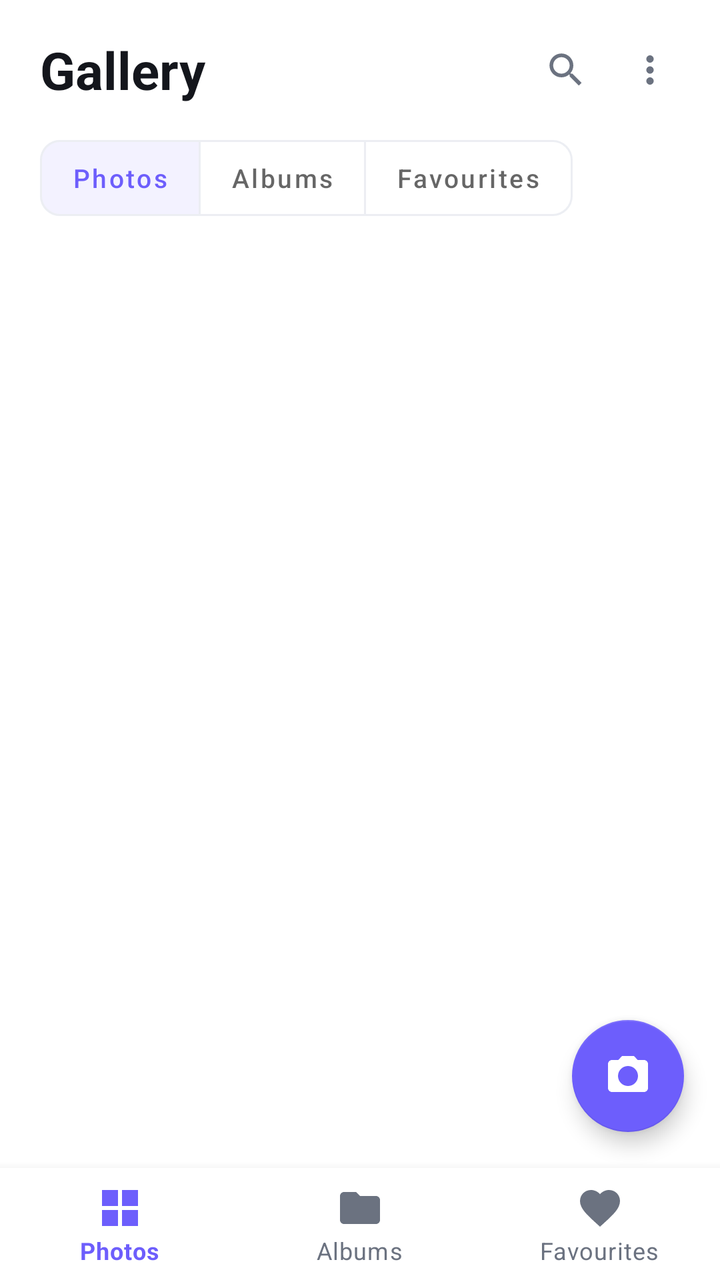
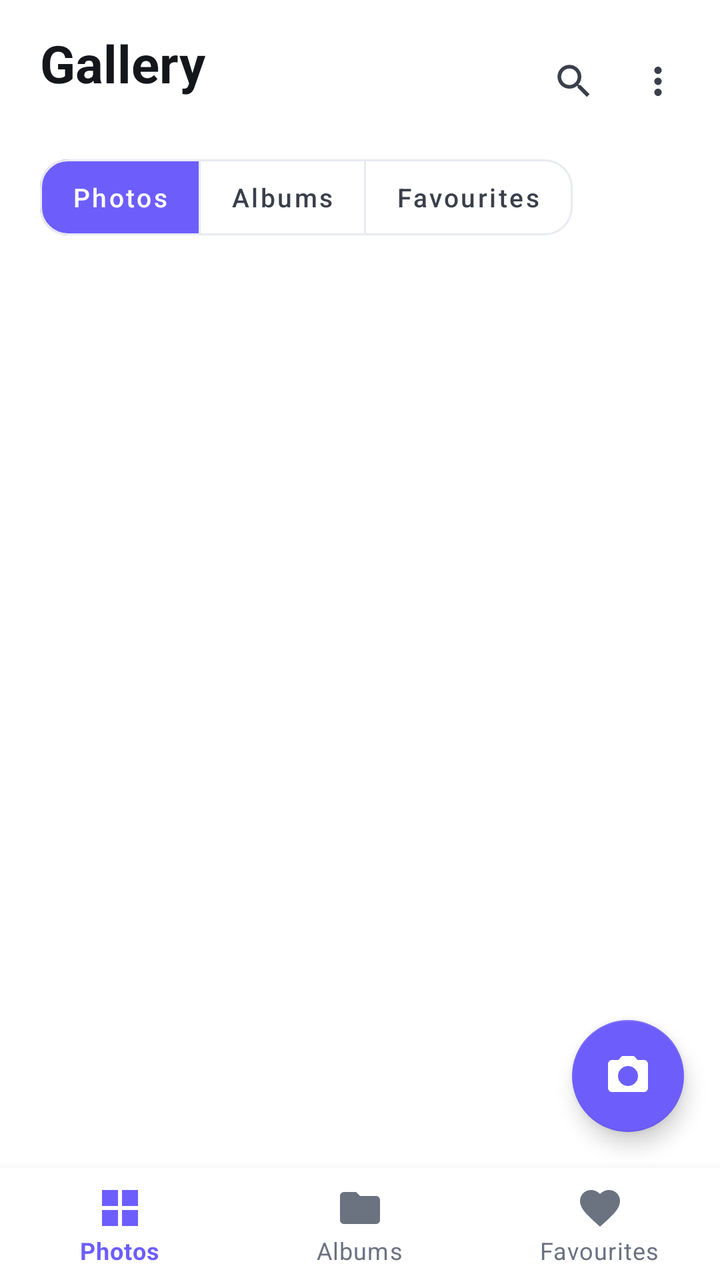

Screens rendered from an Android XML layout before and after an edit, with the pre-edit source and the edit as a unified diff.
<!-- AndroidManifest.xml: application theme Theme.Gallery -->
<!-- res/layout/activity_main.xml -->
<?xml version="1.0" encoding="utf-8"?>
<LinearLayout xmlns:android="http://schemas.android.com/apk/res/android"
    xmlns:app="http://schemas.android.com/apk/res-auto"
    android:layout_width="match_parent"
    android:layout_height="match_parent"
    android:background="@color/white"
    android:orientation="vertical">

    <LinearLayout
        android:layout_width="match_parent"
        android:layout_height="wrap_content"
        android:gravity="center_vertical"
        android:orientation="horizontal"
        android:paddingStart="20dp"
        android:paddingTop="14dp"
        android:paddingEnd="14dp"
        android:paddingBottom="6dp">

        <TextView
            android:id="@+id/title"
            android:layout_width="0dp"
            android:layout_height="wrap_content"
            android:layout_weight="1"
            android:text="@string/app_name"
            android:textColor="@color/ink"
            android:textSize="26sp"
            android:textStyle="bold" />

        <ImageView
            android:id="@+id/btnSearch"
            android:layout_width="42dp"
            android:layout_height="42dp"
            android:background="?attr/selectableItemBackgroundBorderless"
            android:contentDescription="Search"
            android:padding="10dp"
            android:src="@drawable/ic_search"
            app:tint="@color/muted" />

        <ImageView
            android:id="@+id/btnMore"
            android:layout_width="42dp"
            android:layout_height="42dp"
            android:background="?attr/selectableItemBackgroundBorderless"
            android:contentDescription="More"
            android:padding="10dp"
            android:src="@drawable/ic_more"
            app:tint="@color/muted" />
    </LinearLayout>

    <com.google.android.material.button.MaterialButtonToggleGroup
        android:id="@+id/segmented"
        android:layout_width="wrap_content"
        android:layout_height="wrap_content"
        android:layout_marginStart="20dp"
        android:layout_marginTop="8dp"
        android:layout_marginBottom="10dp"
        app:checkedButton="@id/tabPhotos"
        app:selectionRequired="true"
        app:singleSelection="true">

        <com.google.android.material.button.MaterialButton
            android:id="@+id/tabPhotos"
            style="@style/Widget.MaterialComponents.Button.OutlinedButton"
            android:layout_width="wrap_content"
            android:layout_height="38dp"
            android:insetBottom="0dp"
            android:insetTop="0dp"
            android:minWidth="0dp"
            android:paddingStart="16dp"
            android:paddingEnd="16dp"
            android:text="@string/tab_photos"
            android:textAllCaps="false"
            android:textSize="13sp"
            app:cornerRadius="10dp"
            app:strokeColor="@color/line" />

        <com.google.android.material.button.MaterialButton
            android:id="@+id/tabAlbums"
            style="@style/Widget.MaterialComponents.Button.OutlinedButton"
            android:layout_width="wrap_content"
            android:layout_height="38dp"
            android:insetBottom="0dp"
            android:insetTop="0dp"
            android:minWidth="0dp"
            android:paddingStart="16dp"
            android:paddingEnd="16dp"
            android:text="@string/tab_albums"
            android:textAllCaps="false"
            android:textSize="13sp"
            app:cornerRadius="10dp"
            app:strokeColor="@color/line" />

        <com.google.android.material.button.MaterialButton
            android:id="@+id/tabFavs"
            style="@style/Widget.MaterialComponents.Button.OutlinedButton"
            android:layout_width="wrap_content"
            android:layout_height="38dp"
            android:insetBottom="0dp"
            android:insetTop="0dp"
            android:minWidth="0dp"
            android:paddingStart="16dp"
            android:paddingEnd="16dp"
            android:text="@string/tab_favs"
            android:textAllCaps="false"
            android:textSize="13sp"
            app:cornerRadius="10dp"
            app:strokeColor="@color/line" />
    </com.google.android.material.button.MaterialButtonToggleGroup>

    <FrameLayout
        android:layout_width="match_parent"
        android:layout_height="0dp"
        android:layout_weight="1">

        <androidx.recyclerview.widget.RecyclerView
            android:id="@+id/grid"
            android:layout_width="match_parent"
            android:layout_height="match_parent"
            android:clipToPadding="false"
            android:paddingBottom="8dp"
            android:scrollbars="none" />

        <LinearLayout
            android:id="@+id/empty"
            android:layout_width="match_parent"
            android:layout_height="match_parent"
            android:gravity="center"
            android:orientation="vertical"
            android:visibility="gone">

            <ImageView
                android:layout_width="72dp"
                android:layout_height="72dp"
                android:alpha="0.22"
                android:src="@drawable/ic_image"
                app:tint="@color/ink" />

            <TextView
                android:layout_width="wrap_content"
                android:layout_height="wrap_content"
                android:layout_marginTop="14dp"
                android:text="@string/empty_title"
                android:textColor="@color/ink"
                android:textSize="16sp"
                android:textStyle="bold" />

            <TextView
                android:layout_width="wrap_content"
                android:layout_height="wrap_content"
                android:layout_marginTop="6dp"
                android:gravity="center"
                android:paddingStart="32dp"
                android:paddingEnd="32dp"
                android:text="@string/empty_sub"
                android:textColor="@color/muted"
                android:textSize="14sp" />
        </LinearLayout>

        <com.google.android.material.floatingactionbutton.FloatingActionButton
            android:id="@+id/fab"
            android:layout_width="wrap_content"
            android:layout_height="wrap_content"
            android:layout_gravity="bottom|end"
            android:layout_margin="18dp"
            android:contentDescription="Camera"
            android:src="@drawable/ic_camera"
            app:backgroundTint="@color/accent"
            app:fabSize="normal"
            app:tint="@color/white" />
    </FrameLayout>

    <com.google.android.material.bottomnavigation.BottomNavigationView
        android:id="@+id/bottomNav"
        android:layout_width="match_parent"
        android:layout_height="wrap_content"
        android:background="@color/white"
        app:itemIconTint="@color/nav_tint"
        app:itemTextColor="@color/nav_tint"
        app:labelVisibilityMode="labeled"
        app:menu="@menu/bottom_nav" />
</LinearLayout>
<!-- resources referenced by this layout -->
<resources>
  <color name="line">#ECEEF3</color>
  <style name="Theme.Gallery" parent="Theme.MaterialComponents.Light.NoActionBar">
          <item name="colorPrimary">@color/accent</item>
          <item name="colorPrimaryVariant">@color/accentDark</item>
          <item name="colorOnPrimary">@color/white</item>
          <item name="colorSecondary">@color/accent</item>
          <item name="colorAccent">@color/accent</item>
          <item name="android:windowBackground">@color/white</item>
          <item name="android:statusBarColor">@color/white</item>
      </style>
  <!-- unchanged entries left out for length: 15 -->
</resources>

<!-- the commit's change to res/layout/activity_main.xml (unified diff, before → after) -->
@@ -7,24 +7,39 @@
     android:orientation="vertical">
 
     <LinearLayout
+        android:id="@+id/headerRow"
         android:layout_width="match_parent"
         android:layout_height="wrap_content"
         android:gravity="center_vertical"
         android:orientation="horizontal"
         android:paddingStart="20dp"
         android:paddingTop="14dp"
-        android:paddingEnd="14dp"
-        android:paddingBottom="6dp">
-
-        <TextView
-            android:id="@+id/title"
-            android:layout_width="0dp"
-            android:layout_height="wrap_content"
-            android:layout_weight="1"
-            android:text="@string/app_name"
-            android:textColor="@color/ink"
-            android:textSize="26sp"
-            android:textStyle="bold" />
+        android:paddingEnd="10dp"
+        android:paddingBottom="4dp">
+
+        <LinearLayout
+            android:layout_width="0dp"
+            android:layout_height="wrap_content"
+            android:layout_weight="1"
+            android:orientation="vertical">
+
+            <TextView
+                android:id="@+id/title"
+                android:layout_width="wrap_content"
+                android:layout_height="wrap_content"
+                android:text="@string/app_name"
+                android:textColor="@color/ink"
+                android:textSize="26sp"
+                android:textStyle="bold" />
+
+            <TextView
+                android:id="@+id/subtitle"
+                android:layout_width="wrap_content"
+                android:layout_height="wrap_content"
+                android:layout_marginTop="1dp"
+                android:textColor="@color/muted"
+                android:textSize="13sp" />
+        </LinearLayout>
 
         <ImageView
             android:id="@+id/btnSearch"
@@ -34,7 +49,7 @@
             android:contentDescription="Search"
             android:padding="10dp"
             android:src="@drawable/ic_search"
-            app:tint="@color/muted" />
+            app:tint="@color/ink2" />
 
         <ImageView
             android:id="@+id/btnMore"
@@ -44,6 +59,58 @@
             android:contentDescription="More"
             android:padding="10dp"
             android:src="@drawable/ic_more"
+            app:tint="@color/ink2" />
+    </LinearLayout>
+
+    <LinearLayout
+        android:id="@+id/searchRow"
+        android:layout_width="match_parent"
+        android:layout_height="wrap_content"
+        android:gravity="center_vertical"
+        android:orientation="horizontal"
+        android:paddingStart="10dp"
+        android:paddingTop="10dp"
+        android:paddingEnd="10dp"
+        android:paddingBottom="6dp"
+        android:visibility="gone">
+
+        <ImageView
+            android:id="@+id/btnSearchBack"
+            android:layout_width="42dp"
+            android:layout_height="42dp"
+            android:background="?attr/selectableItemBackgroundBorderless"
+            android:contentDescription="Back"
+            android:padding="10dp"
+            android:src="@drawable/ic_back"
+            app:tint="@color/ink" />
+
+        <EditText
+            android:id="@+id/searchInput"
+            android:layout_width="0dp"
+            android:layout_height="wrap_content"
+            android:layout_weight="1"
+            android:background="@drawable/bg_search"
+            android:hint="@string/search_hint"
+            android:imeOptions="actionSearch"
+            android:importantForAutofill="no"
+            android:inputType="text"
+            android:maxLines="1"
+            android:paddingStart="16dp"
+            android:paddingTop="11dp"
+            android:paddingEnd="16dp"
+            android:paddingBottom="11dp"
+            android:textColor="@color/ink"
+            android:textColorHint="@color/muted"
+            android:textSize="15sp" />
+
+        <ImageView
+            android:id="@+id/btnSearchClear"
+            android:layout_width="42dp"
+            android:layout_height="42dp"
+            android:background="?attr/selectableItemBackgroundBorderless"
+            android:contentDescription="Clear"
+            android:padding="11dp"
+            android:src="@drawable/ic_close"
             app:tint="@color/muted" />
     </LinearLayout>
 
@@ -70,9 +137,12 @@
             android:paddingEnd="16dp"
             android:text="@string/tab_photos"
             android:textAllCaps="false"
+            android:textColor="@color/tab_text"
             android:textSize="13sp"
-            app:cornerRadius="10dp"
-            app:strokeColor="@color/line" />
+            app:backgroundTint="@color/tab_bg"
+            app:cornerRadius="14dp"
+            app:strokeColor="@color/line"
+            app:strokeWidth="1dp" />
 
         <com.google.android.material.button.MaterialButton
             android:id="@+id/tabAlbums"
@@ -86,9 +156,12 @@
             android:paddingEnd="16dp"
             android:text="@string/tab_albums"
             android:textAllCaps="false"
+            android:textColor="@color/tab_text"
             android:textSize="13sp"
-            app:cornerRadius="10dp"
-            app:strokeColor="@color/line" />
+            app:backgroundTint="@color/tab_bg"
+            app:cornerRadius="14dp"
+            app:strokeColor="@color/line"
+            app:strokeWidth="1dp" />
 
         <com.google.android.material.button.MaterialButton
             android:id="@+id/tabFavs"
@@ -102,10 +175,57 @@
             android:paddingEnd="16dp"
             android:text="@string/tab_favs"
             android:textAllCaps="false"
+            android:textColor="@color/tab_text"
             android:textSize="13sp"
-            app:cornerRadius="10dp"
-            app:strokeColor="@color/line" />
+            app:backgroundTint="@color/tab_bg"
+            app:cornerRadius="14dp"
+            app:strokeColor="@color/line"
+            app:strokeWidth="1dp" />
     </com.google.android.material.button.MaterialButtonToggleGroup>
+
+    <LinearLayout
+        android:id="@+id/selectionBar"
+        android:layout_width="match_parent"
+        android:layout_height="wrap_content"
+        android:gravity="center_vertical"
+        android:orientation="horizontal"
+        android:paddingStart="8dp"
+        android:paddingTop="8dp"
+        android:paddingEnd="14dp"
+        android:paddingBottom="6dp"
+        android:visibility="gone">
+
+        <ImageView
+            android:id="@+id/btnSelClose"
+            android:layout_width="42dp"
+            android:layout_height="42dp"
+            android:background="?attr/selectableItemBackgroundBorderless"
+            android:contentDescription="Close"
+            android:padding="10dp"
+            android:src="@drawable/ic_close"
+            app:tint="@color/ink" />
+
+        <TextView
+            android:id="@+id/selCount"
+            android:layout_width="0dp"
+            android:layout_height="wrap_content"
+            android:layout_weight="1"
+            android:paddingStart="6dp"
+            android:textColor="@color/ink"
+            android:textSize="17sp"
+            android:textStyle="bold" />
+
+        <TextView
+            android:id="@+id/btnSelectAll"
+            android:layout_width="wrap_content"
+            android:layout_height="wrap_content"
+            android:background="?attr/selectableItemBackgroundBorderless"
+            android:padding="8dp"
+            android:text="@string/select_all"
+            android:textColor="@color/accent"
+            android:textSize="14sp"
+            android:textStyle="bold" />
+    </LinearLayout>
 
     <FrameLayout
         android:layout_width="match_parent"
@@ -117,8 +237,31 @@
             android:layout_width="match_parent"
             android:layout_height="match_parent"
             android:clipToPadding="false"
-            android:paddingBottom="8dp"
+            android:paddingBottom="10dp"
             android:scrollbars="none" />
+
+        <LinearLayout
+            android:id="@+id/loading"
+            android:layout_width="match_parent"
+            android:layout_height="match_parent"
+            android:gravity="center"
+            android:orientation="vertical"
+            android:visibility="gone">
+
+            <com.google.android.material.progressindicator.CircularProgressIndicator
+                android:layout_width="wrap_content"
+                android:layout_height="wrap_content"
+                android:indeterminate="true"
+                app:indicatorColor="@color/accent" />
+
+            <TextView
+                android:layout_width="wrap_content"
+                android:layout_height="wrap_content"
+                android:layout_marginTop="14dp"
+                android:text="@string/loading"
+                android:textColor="@color/muted"
+                android:textSize="14sp" />
+        </LinearLayout>
 
         <LinearLayout
             android:id="@+id/empty"
@@ -129,13 +272,15 @@
             android:visibility="gone">
 
             <ImageView
+                android:id="@+id/emptyIcon"
                 android:layout_width="72dp"
                 android:layout_height="72dp"
-                android:alpha="0.22"
+                android:alpha="0.2"
                 android:src="@drawable/ic_image"
                 app:tint="@color/ink" />
 
             <TextView
+                android:id="@+id/emptyTitle"
                 android:layout_width="wrap_content"
                 android:layout_height="wrap_content"
                 android:layout_marginTop="14dp"
@@ -145,15 +290,28 @@
                 android:textStyle="bold" />
 
             <TextView
+                android:id="@+id/emptySub"
                 android:layout_width="wrap_content"
                 android:layout_height="wrap_content"
                 android:layout_marginTop="6dp"
                 android:gravity="center"
-                android:paddingStart="32dp"
-                android:paddingEnd="32dp"
+                android:paddingStart="34dp"
+                android:paddingEnd="34dp"
                 android:text="@string/empty_sub"
                 android:textColor="@color/muted"
                 android:textSize="14sp" />
+
+            <com.google.android.material.button.MaterialButton
+                android:id="@+id/btnGrant"
+                android:layout_width="wrap_content"
+                android:layout_height="wrap_content"
+                android:layout_marginTop="18dp"
+                android:text="@string/grant"
+                android:textAllCaps="false"
+                android:textColor="@color/white"
+                android:visibility="gone"
+                app:backgroundTint="@color/accent"
+                app:cornerRadius="14dp" />
         </LinearLayout>
 
         <com.google.android.material.floatingactionbutton.FloatingActionButton
@@ -169,6 +327,93 @@
             app:tint="@color/white" />
     </FrameLayout>
 
+    <LinearLayout
+        android:id="@+id/selectionActions"
+        android:layout_width="match_parent"
+        android:layout_height="wrap_content"
+        android:background="@color/white"
+        android:elevation="8dp"
+        android:orientation="horizontal"
+        android:paddingTop="10dp"
+        android:paddingBottom="12dp"
+        android:visibility="gone">
+
+        <LinearLayout
+            android:id="@+id/selShare"
+            android:layout_width="0dp"
+            android:layout_height="wrap_content"
+            android:layout_weight="1"
+            android:background="?attr/selectableItemBackgroundBorderless"
+            android:gravity="center"
+            android:orientation="vertical"
+            android:padding="6dp">
+
+            <ImageView
+                android:layout_width="24dp"
+                android:layout_height="24dp"
+                android:src="@drawable/ic_share"
+                app:tint="@color/ink2" />
+
+            <TextView
+                android:layout_width="wrap_content"
+                android:layout_height="wrap_content"
+                android:layout_marginTop="4dp"
+                android:text="@string/share"
+                android:textColor="@color/ink2"
+                android:textSize="12sp" />
+        </LinearLayout>
+
+        <LinearLayout
+            android:id="@+id/selDelete"
+            android:layout_width="0dp"
+            android:layout_height="wrap_content"
+            android:layout_weight="1"
+            android:background="?attr/selectableItemBackgroundBorderless"
+            android:gravity="center"
+            android:orientation="vertical"
+            android:padding="6dp">
+
+            <ImageView
+                android:layout_width="24dp"
+                android:layout_height="24dp"
+                android:src="@drawable/ic_delete"
+                app:tint="@color/ink2" />
+
+            <TextView
+                android:layout_width="wrap_content"
+                android:layout_height="wrap_content"
+                android:layout_marginTop="4dp"
+                android:text="@string/delete"
+                android:textColor="@color/ink2"
+                android:textSize="12sp" />
+        </LinearLayout>
+
+        <LinearLayout
+            android:id="@+id/selFav"
+            android:layout_width="0dp"
+            android:layout_height="wrap_content"
+            android:layout_weight="1"
+            android:background="?attr/selectableItemBackgroundBorderless"
+            android:gravity="center"
+            android:orientation="vertical"
+            android:padding="6dp">
+
+            <ImageView
+                android:layout_width="24dp"
+                android:layout_height="24dp"
+                android:src="@drawable/ic_heart"
+                app:tint="@color/ink2" />
+
+            <TextView
+                android:layout_width="wrap_content"
+                android:layout_height="wrap_content"
+                android:layout_marginTop="4dp"
+                android:text="@string/favourite"
+                android:textColor="@color/ink2"
+                android:textSize="12sp" />
+        </LinearLayout>
+    </LinearLayout>
+
     <com.google.android.material.bottomnavigation.BottomNavigationView
         android:id="@+id/bottomNav"
         android:layout_width="match_parent"
<!-- resource entries referenced after the edit -->
@@ -1,6 +1,50 @@
 <!-- resources referenced by this layout -->
 <resources>
-  <color name="line">#ECEEF3</color>
+  <color name="ink2">#3A3F4B</color>
+  <color name="line">#E9EBF2</color>
+  <!-- drawable bg_search (drawable) -->
+  <?xml version="1.0" encoding="utf-8"?>
+  <shape xmlns:android="http://schemas.android.com/apk/res/android" android:shape="rectangle">
+      <solid android:color="@color/chipBg" />
+      <corners android:radius="16dp" />
+  </shape>
+  <!-- drawable ic_back (drawable) -->
+  <vector xmlns:android="http://schemas.android.com/apk/res/android"
+      android:width="24dp" android:height="24dp"
+      android:viewportWidth="24" android:viewportHeight="24">
+      <path android:fillColor="#000000" android:pathData="M20,11H7.83l5.59,-5.59L12,4l-8,8 8,8 1.41,-1.41L7.83,13H20v-2z" />
+  </vector>
+  <!-- drawable ic_close (drawable) -->
+  <vector xmlns:android="http://schemas.android.com/apk/res/android"
+      android:width="24dp" android:height="24dp"
+      android:viewportWidth="24" android:viewportHeight="24">
+      <path android:fillColor="#000000" android:pathData="M19,6.41L17.59,5 12,10.59 6.41,5 5,6.41 10.59,12 5,17.59 6.41,19 12,13.41 17.59,19 19,17.59 13.41,12z" />
+  </vector>
+  <!-- drawable ic_delete (drawable) -->
+  <vector xmlns:android="http://schemas.android.com/apk/res/android"
+      android:width="24dp" android:height="24dp"
+      android:viewportWidth="24" android:viewportHeight="24">
+      <path android:fillColor="#000000" android:pathData="M6,19c0,1.1 0.9,2 2,2h8c1.1,0 2,-0.9 2,-2V7H6v12zM19,4h-3.5l-1,-1h-5l-1,1H5v2h14V4z" />
+  </vector>
+  <!-- drawable ic_heart (drawable) -->
+  <vector xmlns:android="http://schemas.android.com/apk/res/android"
+      android:width="24dp" android:height="24dp"
+      android:viewportWidth="24" android:viewportHeight="24">
+      <path android:fillColor="#000000" android:pathData="M12,21.35l-1.45,-1.32C5.4,15.36 2,12.28 2,8.5 2,5.42 4.42,3 7.5,3c1.74,0 3.41,0.81 4.5,2.09C13.09,3.81 14.76,3 16.5,3 19.58,3 22,5.42 22,8.5c0,3.78 -3.4,6.86 -8.55,11.54L12,21.35z" />
+  </vector>
+  <!-- drawable ic_share (drawable) -->
+  <vector xmlns:android="http://schemas.android.com/apk/res/android"
+      android:width="24dp" android:height="24dp"
+      android:viewportWidth="24" android:viewportHeight="24">
+      <path android:fillColor="#000000" android:pathData="M18,16.08c-0.76,0 -1.44,0.3 -1.96,0.77L8.91,12.7c0.05,-0.23 0.09,-0.46 0.09,-0.7s-0.04,-0.47 -0.09,-0.7l7.05,-4.11c0.54,0.5 1.25,0.81 2.04,0.81 1.66,0 3,-1.34 3,-3s-1.34,-3 -3,-3 -3,1.34 -3,3c0,0.24 0.04,0.47 0.09,0.7L8.04,9.81C7.5,9.31 6.79,9 6,9c-1.66,0 -3,1.34 -3,3s1.34,3 3,3c0.79,0 1.5,-0.31 2.04,-0.81l7.12,4.16c-0.05,0.21 -0.08,0.43 -0.08,0.65 0,1.61 1.31,2.92 2.92,2.92s2.92,-1.31 2.92,-2.92 -1.31,-2.92 -2.92,-2.92z" />
+  </vector>
+  <string name="delete">Delete</string>
+  <string name="favourite">Favourite</string>
+  <string name="grant">Permission dein</string>
+  <string name="loading">Gallery load ho rahi hai…</string>
+  <string name="search_hint">Photos, videos ya album search karein</string>
+  <string name="select_all">Select all</string>
+  <string name="share">Share</string>
   <style name="Theme.Gallery" parent="Theme.MaterialComponents.Light.NoActionBar">
           <item name="colorPrimary">@color/accent</item>
           <item name="colorPrimaryVariant">@color/accentDark</item>
@@ -9,6 +53,23 @@
           <item name="colorAccent">@color/accent</item>
           <item name="android:windowBackground">@color/white</item>
           <item name="android:statusBarColor">@color/white</item>
+          <item name="android:textColorPrimary">@color/ink</item>
+          <item name="android:textColorSecondary">@color/muted</item>
+          <item name="bottomSheetDialogTheme">@style/Theme.Gallery.BottomSheet</item>
+      </style>
+  <color name="chipBg">#F2F3F8</color>
+  <style name="Theme.Gallery.BottomSheet" parent="Theme.MaterialComponents.Light.BottomSheetDialog">
+          <item name="bottomSheetStyle">@style/Widget.Gallery.BottomSheet</item>
+      </style>
+  <style name="Widget.Gallery.BottomSheet" parent="Widget.MaterialComponents.BottomSheet.Modal">
+          <item name="shapeAppearanceOverlay">@style/ShapeAppearance.Gallery.Sheet</item>
+      </style>
+  <style name="ShapeAppearance.Gallery.Sheet" parent="">
+          <item name="cornerFamily">rounded</item>
+          <item name="cornerSizeTopLeft">20dp</item>
+          <item name="cornerSizeTopRight">20dp</item>
+          <item name="cornerSizeBottomLeft">0dp</item>
+          <item name="cornerSizeBottomRight">0dp</item>
       </style>
   <!-- unchanged entries left out for length: 15 -->
 </resources>
